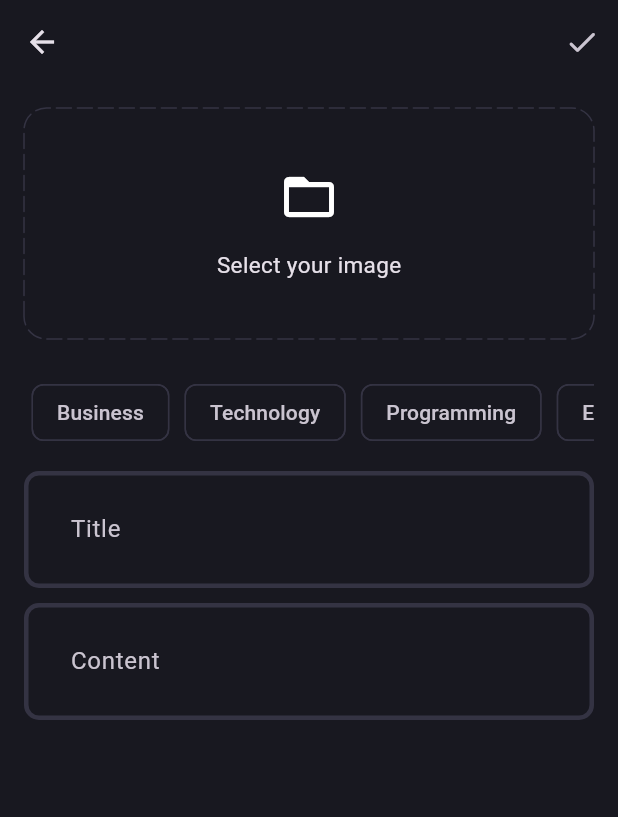
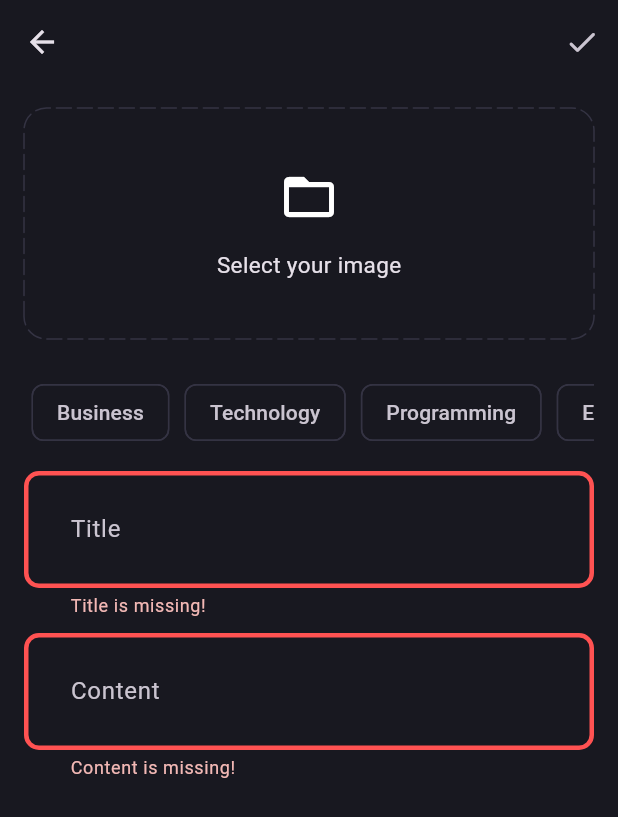
Before and after one commit to parth-darji/flutter_blog_app, a Flutter app: the AddNewBlogPage screen opened directly, after a tap on the "done" icon, on a phone screen of 412 x 824 dp. Shown: the top 817 px of the screen. Run offline on Flutter 3.47's test engine with Material 3 defaults, Android fonts, the phone set to English and light mode, and no system bars; drawn by our look-alikes of dotted_border; our stand-ins replace flutter_bloc, fpdart, get_it, image_picker, supabase_flutter; accounts and stored records are empty.

Commit message:
add new blog functionality completed

```diff
--- a/lib/core/theme/theme.dart
+++ b/lib/core/theme/theme.dart
@@ -18,7 +18,7 @@ class AppTheme {
     appBarTheme: const AppBarTheme(
       backgroundColor: AppPallete.backgroundColor,
     ),
-    chipTheme: ChipThemeData(
+    chipTheme: const ChipThemeData(
       color: WidgetStatePropertyAll(
         AppPallete.backgroundColor,
       ),
@@ -30,6 +30,10 @@ class AppTheme {
       focusedBorder: _border(
         color: AppPallete.gradient2,
       ),
+      errorBorder: _border(
+        color: AppPallete.errorColor,
+      ),
+      border: _border(),
     ),
   );
 }
--- a/lib/features/blog/data/datasources/blog_remote_datasource.dart
+++ b/lib/features/blog/data/datasources/blog_remote_datasource.dart
@@ -39,7 +39,7 @@ class BlogRemoteDataSourceImpl implements BlogRemoteDataSource {
     required BlogModel blog,
   }) async {
     try {
-      await supabaseClient.storage.from("blog_images").update(
+      await supabaseClient.storage.from("blog_images").upload(
             blog.id,
             image,
           );
--- a/lib/features/blog/presentation/pages/add_new_blog_page.dart
+++ b/lib/features/blog/presentation/pages/add_new_blog_page.dart
@@ -3,9 +3,16 @@ import 'dart:io';
 
 import 'package:dotted_border/dotted_border.dart';
 import 'package:flutter/material.dart';
+import 'package:flutter_bloc/flutter_bloc.dart';
+import 'package:flutter_blog_app/core/common/cubits/app_user/app_user_cubit.dart';
+import 'package:flutter_blog_app/core/common/widgets/loader.dart';
 import 'package:flutter_blog_app/core/theme/app_pallete.dart';
 import 'package:flutter_blog_app/core/utils/pick_image.dart';
+import 'package:flutter_blog_app/core/utils/show_snackbar.dart';
+import 'package:flutter_blog_app/features/blog/presentation/bloc/blog_bloc.dart';
 import 'package:flutter_blog_app/features/blog/presentation/widgets/blog_editor.dart';
+
+import 'blog_page.dart';
 
 class AddNewBlogPage extends StatefulWidget {
   static route() => MaterialPageRoute(
@@ -20,6 +27,7 @@ class AddNewBlogPage extends StatefulWidget {
 class _AddNewBlogPageState extends State<AddNewBlogPage> {
   final titleController = TextEditingController();
   final contentController = TextEditingController();
+  final _formKey = GlobalKey<FormState>();
   final selectedTopics = <String>[];
 
   @override
@@ -41,22 +49,61 @@ class _AddNewBlogPageState extends State<AddNewBlogPage> {
     }
   }
 
+  void uploadBlog() {
+    bool isFormValided = _formKey.currentState?.validate() ?? false;
+    bool isTopicsSelected = selectedTopics.isNotEmpty;
+    bool isImageSelected = image != null;
+
+    if (isFormValided && isTopicsSelected && isImageSelected) {
+      final posterId =
+          (context.read<AppUserCubit>().state as AppUserLoggedIn).user.id;
+
+      context.read<BlogBloc>().add(
+            BlogUpload(
+              posterId: posterId,
+              title: titleController.text.trim(),
+              content: contentController.text.trim(),
+              image: image!,
+              topics: selectedTopics,
+            ),
+          );
+    }
+  }
+
   @override
   Widget build(BuildContext context) {
     return Scaffold(
       appBar: AppBar(
         actions: [
           IconButton(
-            onPressed: () {},
+            onPressed: uploadBlog,
             icon: const Icon(
               Icons.done_rounded,
             ),
           ),
         ],
       ),
-      body: SingleChildScrollView(
+      body: BlocConsumer<BlogBloc, BlogState>(
+        listener: (context, state) {
+          if (state is BlogFailure) {
+            showSnackbar(context, content: state.error);
+          } else if (state is BlogSuccess) {
+            Navigator.pushReplacement(
+              context,
+              BlogPage.route(),
+            );
+          }
+        },
+        builder: (context, state) {
+          if (state is BlogLoading) {
+            return const Loader();
+          }
+
+          return SingleChildScrollView(
             child: Padding(
               padding: const EdgeInsets.all(16),
+              child: Form(
+                key: _formKey,
                 child: Column(
                   children: [
                     image == null
@@ -160,5 +207,8 @@ class _AddNewBlogPageState extends State<AddNewBlogPage> {
               ),
             ),
           );
+        },
+      ),
+    );
   }
 }
--- a/lib/features/blog/presentation/pages/blog_page.dart
+++ b/lib/features/blog/presentation/pages/blog_page.dart
@@ -3,6 +3,9 @@ import 'package:flutter/material.dart';
 import 'package:flutter_blog_app/features/blog/presentation/pages/add_new_blog_page.dart';
 
 class BlogPage extends StatelessWidget {
+  static route() => MaterialPageRoute(
+        builder: (context) => const BlogPage(),
+      );
   const BlogPage({super.key});
 
   @override
--- a/lib/features/blog/presentation/widgets/blog_editor.dart
+++ b/lib/features/blog/presentation/widgets/blog_editor.dart
@@ -18,6 +18,13 @@ class BlogEditor extends StatelessWidget {
         hintText: hintText,
       ),
       maxLines: null,
+      validator: (value) {
+        if (value?.isEmpty ?? true) {
+          return "$hintText is missing!";
+        }
+
+        return null;
+      },
     );
   }
 }
```
Lines whose indentation alone changed are shown as unchanged.
